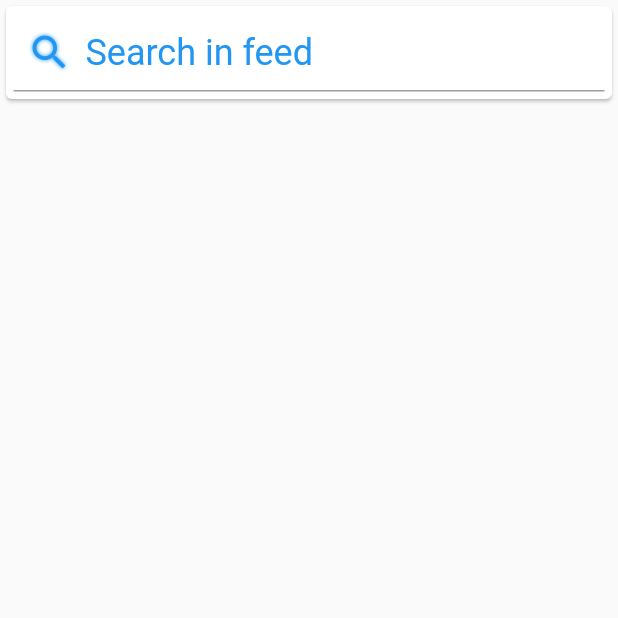
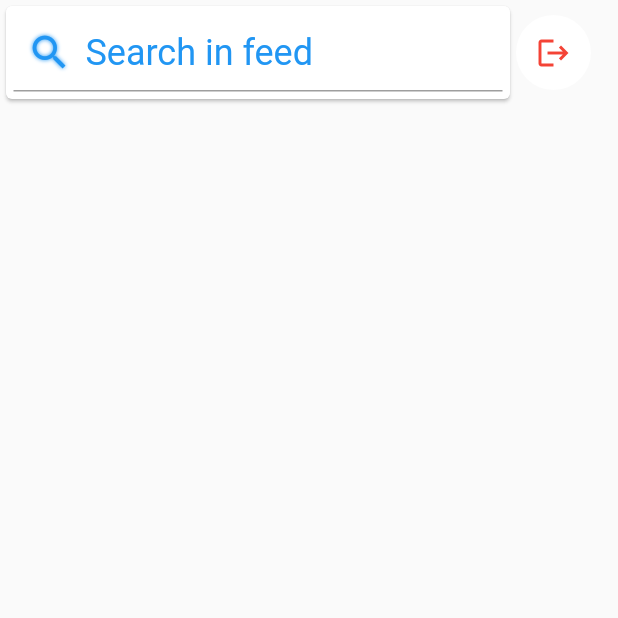
Before and after one commit to anjaneykumar7/socialx, a Flutter app: the HomePage screen opened directly, on a phone screen of 412 x 824 dp, the top half of it. Run offline on Flutter 3.47's test engine with Material 2 defaults, Android fonts, the phone set to English and light mode, and no system bars; our stand-ins replace cached_network_image, get, hive_flutter, jiffy, nb_utils; missing offline and left inert: country_pickers; accounts and stored records are empty; network calls fail.

Commit message:
socialx 1.0.0

```diff
--- a/lib/main.dart
+++ b/lib/main.dart
@@ -24,6 +24,9 @@ class MyApp extends StatelessWidget {
         systemNavigationBarColor: const Color.fromARGB(255, 219, 9, 9));
 
     Get.lazyPut<NewsController>(() => NewsController(), fenix: true);
+    Box? box = Hive.box("data");
+    bool islogin = box.get("login") ?? false;
+
     return GetMaterialApp(
       debugShowCheckedModeBanner: false,
       title: 'SocailX',
@@ -32,7 +35,7 @@ class MyApp extends StatelessWidget {
         // is not restarted.
         primarySwatch: Colors.red,
       ),
-      home: const SignupPage(),
+      home: !islogin ? const SignupPage() : const HomePage(),
     );
   }
 }
--- a/lib/pages/home_page.dart
+++ b/lib/pages/home_page.dart
@@ -1,9 +1,11 @@
 import 'package:cached_network_image/cached_network_image.dart';
 import 'package:flutter/material.dart';
 import 'package:get/get.dart';
+import 'package:hive_flutter/hive_flutter.dart';
 import 'package:nb_utils/nb_utils.dart';
 import 'package:socialx/controller/news_controller.dart';
 import 'package:jiffy/jiffy.dart';
+import 'package:socialx/pages/signup_page.dart';
 
 class HomePage extends StatefulWidget {
   const HomePage({Key? key}) : super(key: key);
@@ -14,6 +16,7 @@ class HomePage extends StatefulWidget {
 
 class _HomePageState extends State<HomePage> {
   final controller = Get.find<NewsController>();
+  Box? box = Hive.box("data");
 
   @override
   void initState() {
@@ -36,24 +39,53 @@ class _HomePageState extends State<HomePage> {
       body: SafeArea(
         child: Column(
           children: [
-            const Card(
+            Row(
+              children: [
+                const Expanded(
+                  child: Card(
                     child: Padding(
                       padding: EdgeInsets.all(5.0),
                       child: TextField(
                         decoration: InputDecoration(
-                    hintStyle: TextStyle(color: Colors.blue, fontSize: 24),
+                          hintStyle:
+                              TextStyle(color: Colors.blue, fontSize: 24),
                           prefixIcon: Icon(
                             Icons.search,
                             color: Colors.blue,
-                      shadows: [Shadow(color: Colors.blue, blurRadius: 3)],
+                            shadows: [
+                              Shadow(color: Colors.blue, blurRadius: 3)
+                            ],
                             size: 30,
                           ),
                           focusedBorder: OutlineInputBorder(
-                        borderSide: BorderSide(color: Colors.white, width: 0)),
+                              borderSide:
+                                  BorderSide(color: Colors.white, width: 0)),
                           hintText: "Search in feed",
                         ),
                       ),
                     ),
+                  ),
+                ),
+                Padding(
+                  padding: const EdgeInsets.only(right: 18.0),
+                  child: CircleAvatar(
+                    radius: 25,
+                    backgroundColor: Colors.white,
+                    child: IconButton(
+                      icon: const Icon(
+                        Icons.logout,
+                        color: Colors.red,
+                      ),
+                      onPressed: () async {
+                        await box!.put("login", false);
+                        Route route = MaterialPageRoute(
+                            builder: (context) => const SignupPage());
+                        Navigator.push(context, route);
+                      },
+                    ),
+                  ),
+                )
+              ],
             ),
             GetBuilder<NewsController>(builder: (_) {
               return Expanded(
--- a/lib/tabs/login_tab.dart
+++ b/lib/tabs/login_tab.dart
@@ -1,4 +1,5 @@
 import 'package:flutter/material.dart';
+import 'package:hive_flutter/hive_flutter.dart';
 import 'package:nb_utils/nb_utils.dart';
 import 'package:socialx/utils/constant.dart';
 
@@ -14,6 +15,7 @@ class LoginTab extends StatefulWidget {
 }
 
 class _LoginTabState extends State<LoginTab> {
+  Box? box = Hive.box("data");
   var email = TextEditingController();
   var password = TextEditingController();
 
@@ -185,7 +187,7 @@ class _LoginTabState extends State<LoginTab> {
               child: MaterialButton(
                 splashColor: Colors.white,
                 minWidth: double.maxFinite,
-                onPressed: () {
+                onPressed: () async {
                   if (email.text.isEmpty) {
                     toasty(context, "please enter email");
                   } else {
@@ -196,6 +198,7 @@ class _LoginTabState extends State<LoginTab> {
                           password.text != "admin") {
                         toasty(context, "enter the correct credential");
                       } else {
+                        await box!.put("login", true);
                         Route route = MaterialPageRoute(
                             builder: (context) => const HomePage());
                         Navigator.push(context, route);
```
Also changed, not shown: lib/tabs/signup_tab.dart (+5 -3 lines). Lines whose indentation alone changed are shown as unchanged.
